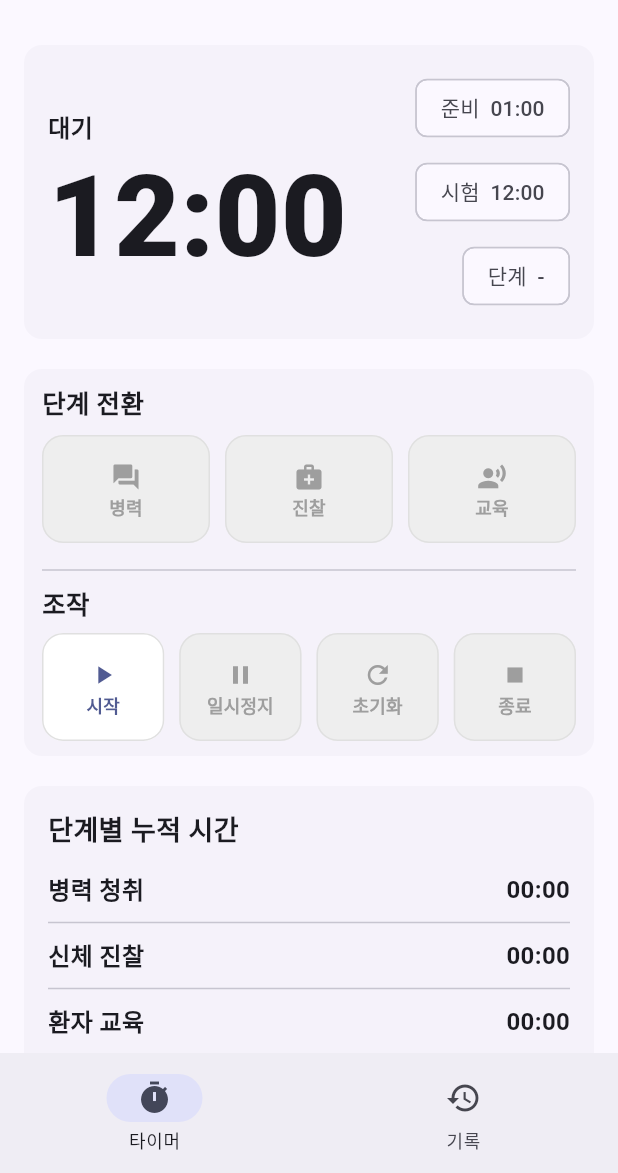
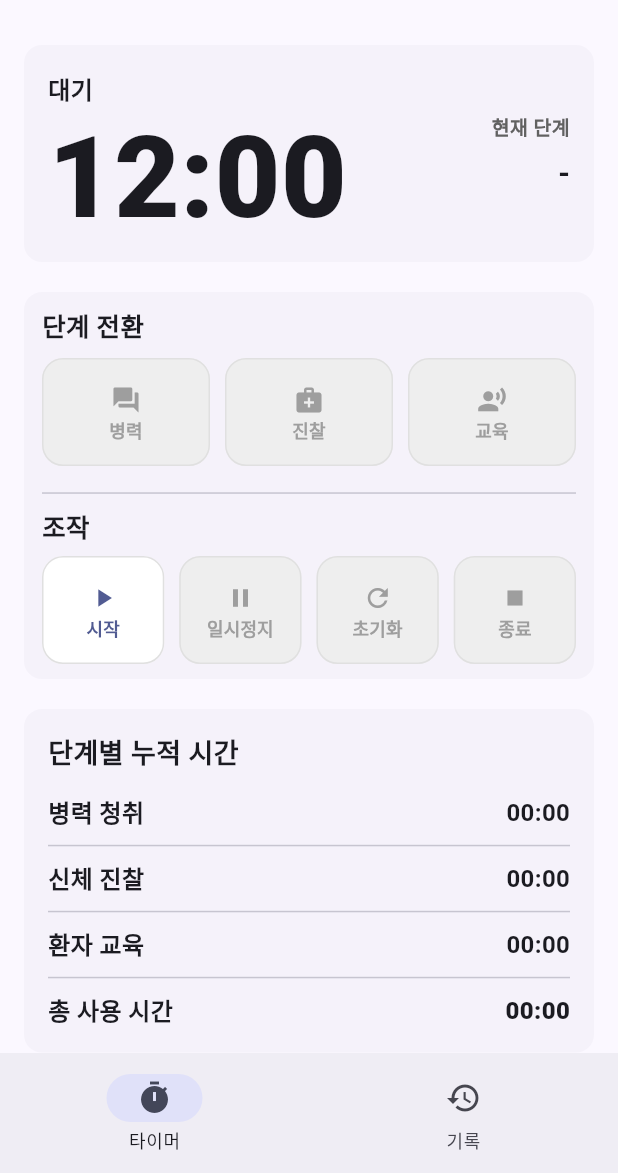
Before and after one commit to ksroh0202/cpx_timer, a Flutter app: the screen it shows after launch, on a phone screen of 412 x 824 dp, the part 63-1236 px from its top. Run offline on Flutter 3.47's test engine with Material 3 defaults, Android fonts, the phone set to English and light mode, and no system bars; our stand-ins replace audioplayers, shared_preferences.

Commit message:
타이머 UI 수정

```diff
--- a/lib/main.dart
+++ b/lib/main.dart
@@ -600,19 +600,21 @@
           crossAxisAlignment:
               isNarrow ? CrossAxisAlignment.start : CrossAxisAlignment.end,
           children: [
-            _InfoChip(
-              label: '준비',
-              value: _formatSeconds(_prepRemaining),
+            Text(
+              '현재 단계',
+              style: TextStyle(
+                fontSize: 13,
+                color: Colors.grey.shade700,
+                fontWeight: FontWeight.w600,
+              ),
             ),
-            const SizedBox(height: 8),
-            _InfoChip(
-              label: '시험',
-              value: _formatSeconds(_examRemaining),
-            ),
-            const SizedBox(height: 8),
-            _InfoChip(
-              label: '단계',
-              value: _currentStage?.label ?? '-',
+            const SizedBox(height: 6),
+            Text(
+              _currentStage?.label ?? '-',
+              style: const TextStyle(
+                fontSize: 20,
+                fontWeight: FontWeight.w700,
+              ),
             ),
           ],
         );
```
